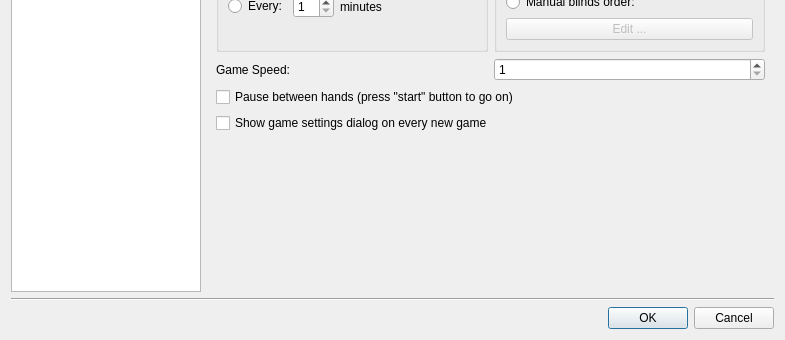
The window that src/gui/qt/settingsdialog.ui (pokerth/pokerth) describes before a commit, drawn with Qt 5; both pictures show x 0 to 785 and y 190 to 530 of the 785 by 530 pixel window.
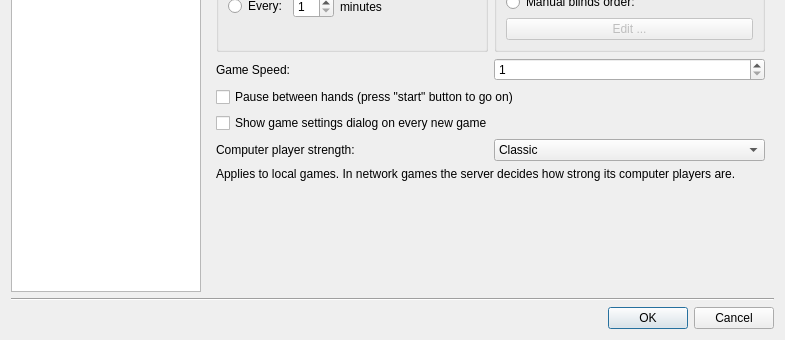
The same window after the commit. The open tabs and pages were chosen to show the change. Icons and pictures are not drawn. Custom widgets are drawn as their Qt base class.

Commit message: new AI engine 4 for computer opponents - selectable in settings, widget: missing translations

What changed in the file:
```diff
--- a/src/gui/qt/settingsdialog.ui
+++ b/src/gui/qt/settingsdialog.ui
@@ -1330,6 +1330,44 @@
            </property>
           </widget>
          </item>
+         <item>
+          <layout class="QHBoxLayout">
+           <item>
+            <widget class="QLabel" name="label_botStrength">
+             <property name="text">
+              <string>Computer player strength:</string>
+             </property>
+             <property name="buddy">
+              <cstring>comboBox_botStrength</cstring>
+             </property>
+            </widget>
+           </item>
+           <item>
+            <widget class="QComboBox" name="comboBox_botStrength">
+             <item>
+              <property name="text">
+               <string>Classic</string>
+              </property>
+             </item>
+             <item>
+              <property name="text">
+               <string>Strong</string>
+              </property>
+             </item>
+            </widget>
+           </item>
+          </layout>
+         </item>
+         <item>
+          <widget class="QLabel" name="label_botStrengthHint">
+           <property name="text">
+            <string>Applies to local games. In network games the server decides how strong its computer players are.</string>
+           </property>
+           <property name="wordWrap">
+            <bool>true</bool>
+           </property>
+          </widget>
+         </item>
          <item>
           <spacer>
            <property name="orientation">
```
Left out of the diff: 1 changed line with no effect on the pictures. The commit also changes 55 other files.
